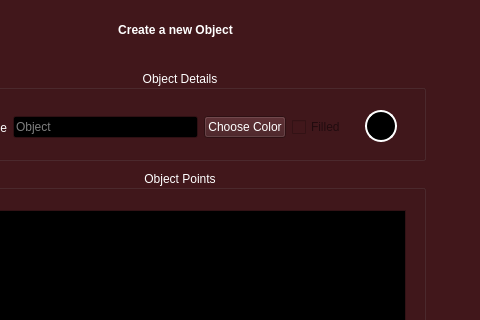
The window that SGI/view/screens/newObject.ui (JVSutter/Sistema-Grafico-Interativo) describes before a commit, drawn with Qt 5; both pictures show x 115 to 595 and y 0 to 320 of the 595 by 765 pixel window.
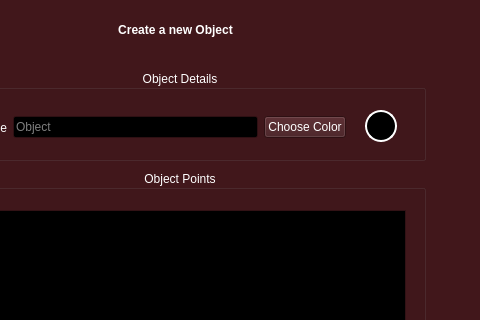
The same window after the commit.

```diff
--- a/SGI/view/screens/newObject.ui
+++ b/SGI/view/screens/newObject.ui
@@ -687,16 +687,6 @@
        </property>
       </widget>
      </item>
-     <item>
-      <widget class="QCheckBox" name="fillCheckBox">
-       <property name="enabled">
-        <bool>false</bool>
-       </property>
-       <property name="text">
-        <string>Filled</string>
-       </property>
-      </widget>
-     </item>
     </layout>
    </widget>
   </widget>
```
Left out of the diff: 2 changed lines with no effect on the pictures.
